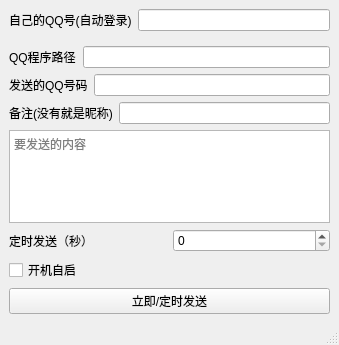
First picture: the form in mainwindow.ui, repository iwxyi/QQSendMessage, before the edit.
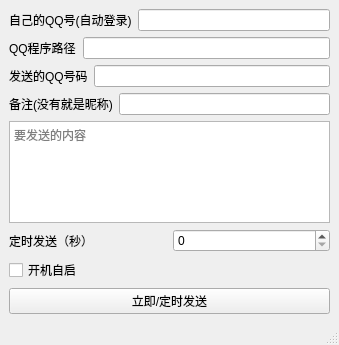
Second picture: the form after the edit.

Commit message: 添加数值修改

```diff
--- a/mainwindow.ui
+++ b/mainwindow.ui
@@ -35,7 +35,7 @@
     <item>
      <layout class="QHBoxLayout" name="horizontalLayout_6">
       <property name="topMargin">
-       <number>9</number>
+       <number>0</number>
       </property>
       <item>
        <widget class="QLabel" name="label_5">
```
The commit also changes 2 other files.
